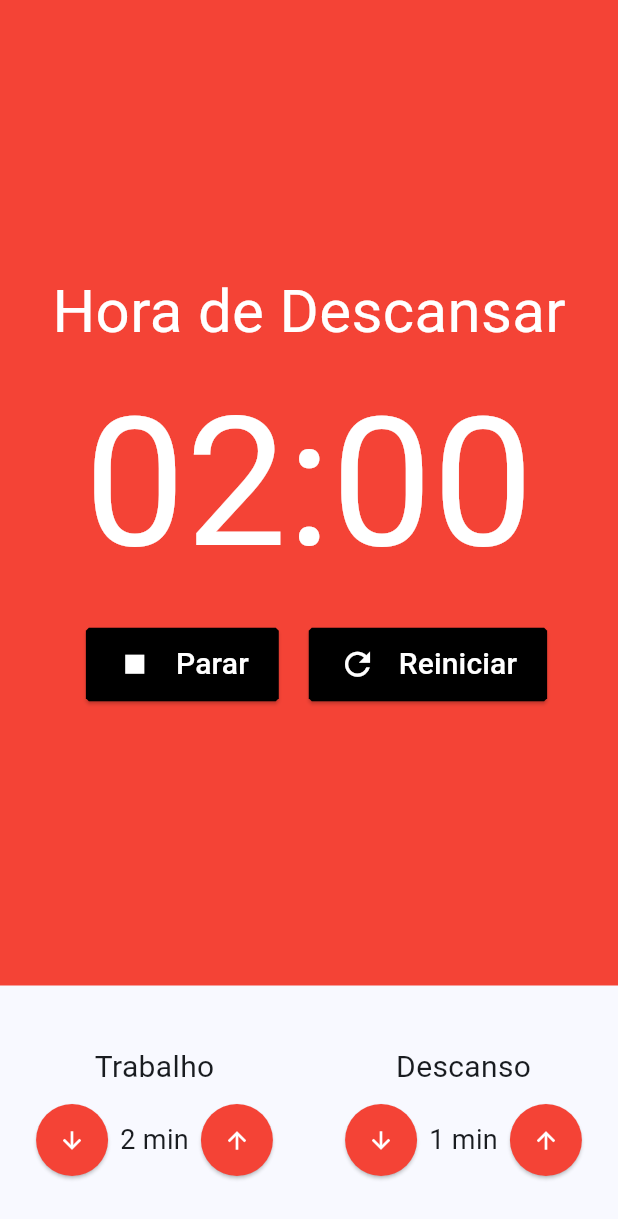
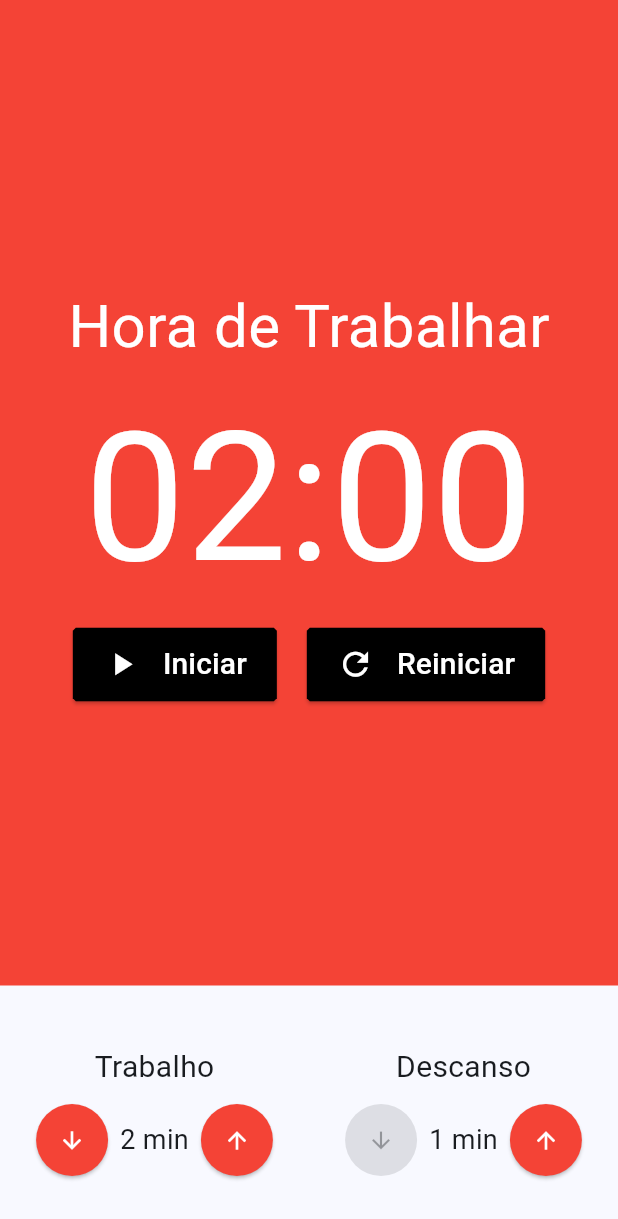
Before and after one commit to pedropaulinopires/Flutter_Projetos, a Flutter app: the screen it shows after launch, on a phone screen of 412 x 824 dp. Shown: the top 1219 px of the screen. Run offline on Flutter 3.47's test engine with Material 3 defaults, Android fonts, the light colour scheme and no system bars; our stand-ins replace cloud_firestore, cool_alert, firebase_auth, firebase_core, firebase_messaging, firebase_storage and 8 more; missing offline and left inert: dart:ffi; accounts and stored records are empty; generated files the repository leaves out were written again.

Commit message:
Ajustes finais

```diff
--- /dev/null
+++ b/pomodoro/build.yaml
@@ -0,0 +1,6 @@
+targets:
+  $default:
+    builders:
+      mobx_codegen|mobx_generator:
+        generate_for:
+          - "lib/store/**.store.dart"
--- a/pomodoro/lib/components/cronometro.dart
+++ b/pomodoro/lib/components/cronometro.dart
@@ -12,14 +12,15 @@ class Cronometro extends StatelessWidget {
     final store = Provider.of<PomodoroStore>(context);
 
     return Observer(
-      builder: (_) {
-        return Container(
+      builder: (ctx) => Container(
         color: store.estaTrabalhando() ? Colors.red : Colors.green,
         child: Column(
           mainAxisAlignment: MainAxisAlignment.center,
           children: [
             Text(
-                store.estaTrabalhando() ? 'Hora de Descansar' : 'Hora de Trabalhar',
+              store.estaTrabalhando()
+                  ? 'Hora de Trabalhar'
+                  : 'Hora de Descansar',
               style: const TextStyle(
                 fontSize: 40,
                 color: Colors.white,
@@ -32,7 +33,7 @@ class Cronometro extends StatelessWidget {
             Row(
               mainAxisAlignment: MainAxisAlignment.center,
               children: [
-                  if (store.iniciado)
+                if (!store.iniciado)
                   Padding(
                     padding: const EdgeInsets.only(right: 10),
                     child: CronometroButton(
@@ -41,7 +42,7 @@ class Cronometro extends StatelessWidget {
                       click: store.iniciar,
                     ),
                   ),
-                  if (!store.iniciado)
+                if (store.iniciado)
                   Padding(
                     padding: const EdgeInsets.all(10),
                     child: CronometroButton(
@@ -62,8 +63,7 @@ class Cronometro extends StatelessWidget {
             )
           ],
         ),
-        );
-      }
+      ),
     );
   }
 }
--- a/pomodoro/lib/components/entrada_tempo.dart
+++ b/pomodoro/lib/components/entrada_tempo.dart
@@ -1,4 +1,5 @@
 import 'package:flutter/material.dart';
+import 'package:flutter_mobx/flutter_mobx.dart';
 import 'package:pomodoro/store/pomodoro.store.dart';
 import 'package:provider/provider.dart';
 
@@ -29,7 +30,9 @@ class EntradaTempo extends StatelessWidget {
         const SizedBox(
           height: 10,
         ),
-        Row(
+        Observer(
+          builder: (ctx) {
+            return Row(
               mainAxisAlignment: MainAxisAlignment.center,
               children: [
                 ElevatedButton(
@@ -59,6 +62,8 @@ class EntradaTempo extends StatelessWidget {
                   child: const Icon(Icons.arrow_upward),
                 ),
               ],
+            );
+          }
         ),
       ],
     );
--- a/pomodoro/lib/components/pomodoro_page.dart
+++ b/pomodoro/lib/components/pomodoro_page.dart
@@ -16,8 +16,8 @@ class PomodoroPage extends StatelessWidget {
       body: Column(
         crossAxisAlignment: CrossAxisAlignment.stretch,
         children: [
-          Expanded(
-            child: const Cronometro(),
+          const Expanded(
+            child: Cronometro(),
           ),
           Padding(
             padding: const EdgeInsets.symmetric(vertical: 40),
@@ -28,14 +28,14 @@ class PomodoroPage extends StatelessWidget {
                   EntradaTempo(
                     title: 'Trabalho',
                     valor: store.tempoTrabalho,
-                    inc: store.incrementTempoTrabalho,
-                    dec: store.decrementTempoTrabalho,
+                    inc: store.iniciado && store.estaTrabalhando() ? null : store.incrementTempoTrabalho,
+                    dec: (store.iniciado && store.estaTrabalhando()) || store.tempoTrabalho == 1 ? null : store.decrementTempoTrabalho,
                   ),
                   EntradaTempo(
                     title: 'Descanso',
                     valor: store.tempoDescanso,
-                    inc: store.incrementTempoDescanso,
-                    dec: store.decrementTempoDescanso,
+                    inc: store.iniciado && store.estaDescansando() ? null : store.incrementTempoDescanso,
+                    dec: (store.iniciado && store.estaDescansando()) || store.tempoDescanso == 1 ? null : store.decrementTempoDescanso,
                   ),
                 ],
               ),
--- a/pomodoro/lib/main.dart
+++ b/pomodoro/lib/main.dart
@@ -18,6 +18,7 @@ class MyApp extends StatelessWidget {
       ],
       child: MaterialApp(
         title: 'Flutter Demo',
+        debugShowCheckedModeBanner: false,
         theme: ThemeData(
           colorScheme: ColorScheme.fromSeed(seedColor: Colors.blue),
           useMaterial3: true,
```
Also changed, not shown: pomodoro/lib/store/pomodoro.store.dart (+25 -4 lines), pomodoro/lib/store/pomodoro.store.g.dart. Lines whose indentation alone changed are shown as unchanged.
